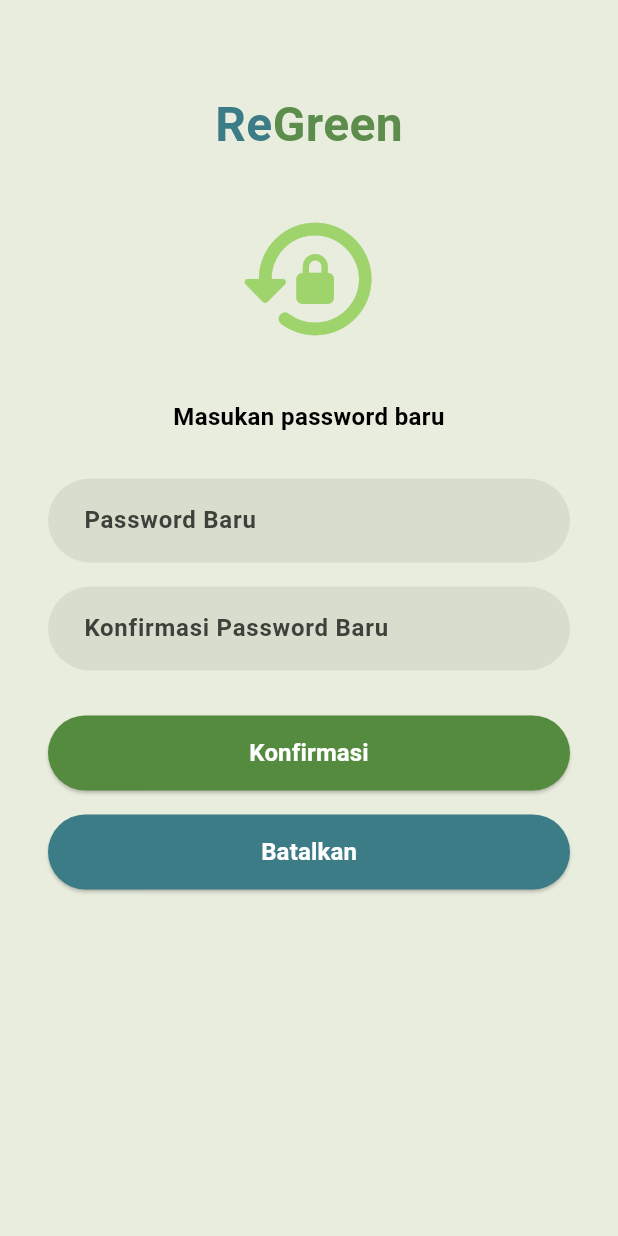
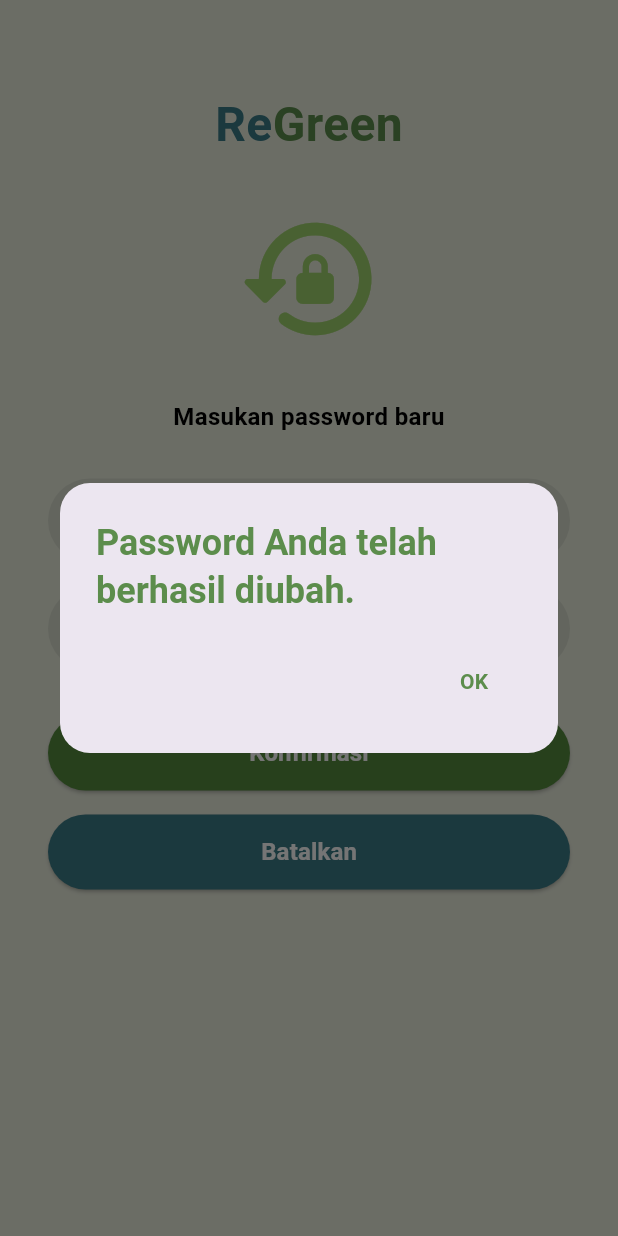
Before and after one commit to EdselSpth/ReGreen, a Flutter app: the ResetPasswordMain screen opened directly, after a tap on "Konfirmasi", on a phone screen of 412 x 824 dp. Run offline on Flutter 3.47's test engine with Material 3 defaults, Android fonts, the phone set to English and light mode, and no system bars.

Commit message:
feat: [GAR] penambahan alert dialog pada reset password

```diff
--- a/lib/forgetpassword/resetpasswordmain.dart
+++ b/lib/forgetpassword/resetpasswordmain.dart
@@ -1,4 +1,5 @@
 import 'package:flutter/material.dart';
+import 'package:regreen/auth/login_screen.dart';
 
 class ResetPasswordMain extends StatelessWidget {
   const ResetPasswordMain({super.key});
@@ -79,7 +80,9 @@ class ResetPasswordMain extends StatelessWidget {
                       borderSide: BorderSide.none,
                     ),
                     contentPadding: const EdgeInsets.symmetric(
-                        vertical: 16, horizontal: 20),
+                      vertical: 16,
+                      horizontal: 20,
+                    ),
                   ),
                 ),
 
@@ -101,7 +104,9 @@ class ResetPasswordMain extends StatelessWidget {
                       borderSide: BorderSide.none,
                     ),
                     contentPadding: const EdgeInsets.symmetric(
-                        vertical: 16, horizontal: 20),
+                      vertical: 16,
+                      horizontal: 20,
+                    ),
                   ),
                 ),
 
@@ -119,7 +124,41 @@ class ResetPasswordMain extends StatelessWidget {
                       ),
                     ),
                     onPressed: () {
-
+                      showDialog(
+                        context: context,
+                        builder: (context) => AlertDialog(
+                          shape: RoundedRectangleBorder(
+                            borderRadius: BorderRadius.circular(20),
+                          ),
+                          title: const Text(
+                            "Password Anda telah berhasil diubah.",
+                            style: TextStyle(
+                              fontWeight: FontWeight.bold,
+                              color: Color(0xFF5C8D4C),
+                            ),
+                          ),
+                          actions: [
+                            TextButton(
+                              onPressed: () {
+                                Navigator.pop(context);
+                                Navigator.pushReplacement(
+                                  context,
+                                  MaterialPageRoute(
+                                    builder: (context) => const LoginScreen(),
+                                  ),
+                                );
+                              },
+                              child: const Text(
+                                "OK",
+                                style: TextStyle(
+                                  color: Color(0xFF5C8D4C),
+                                  fontWeight: FontWeight.bold,
+                                ),
+                              ),
+                            ),
+                          ],
+                        ),
+                      );
                     },
                     child: const Text(
                       'Konfirmasi',
```
Lines whose indentation alone changed are shown as unchanged.
